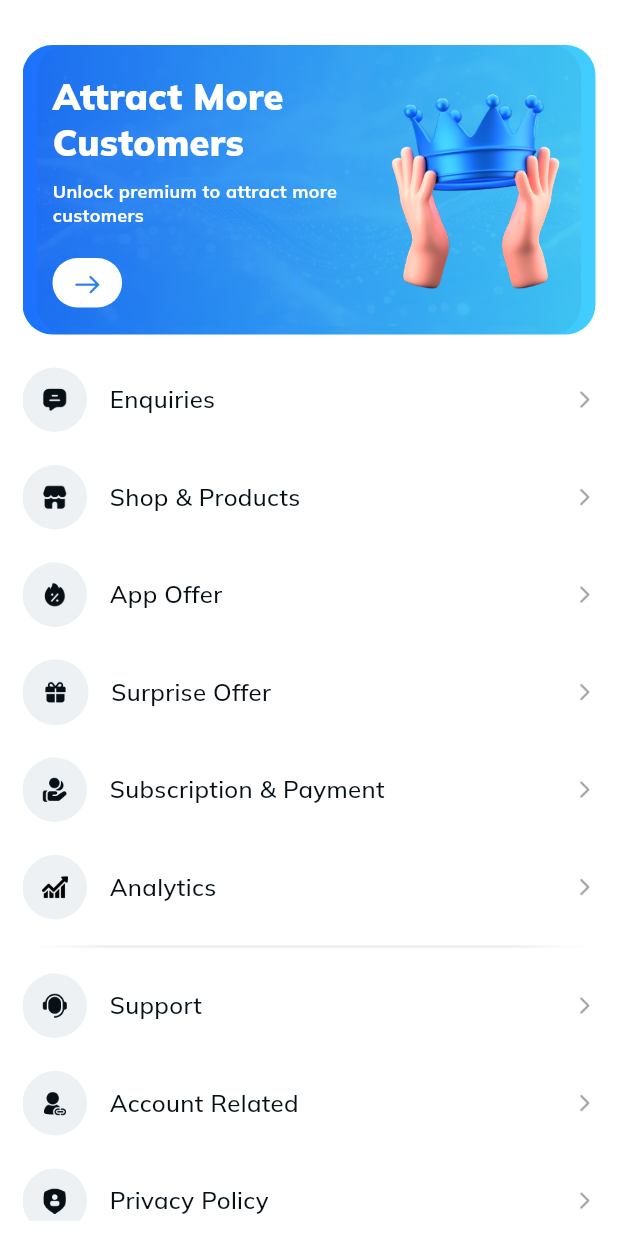
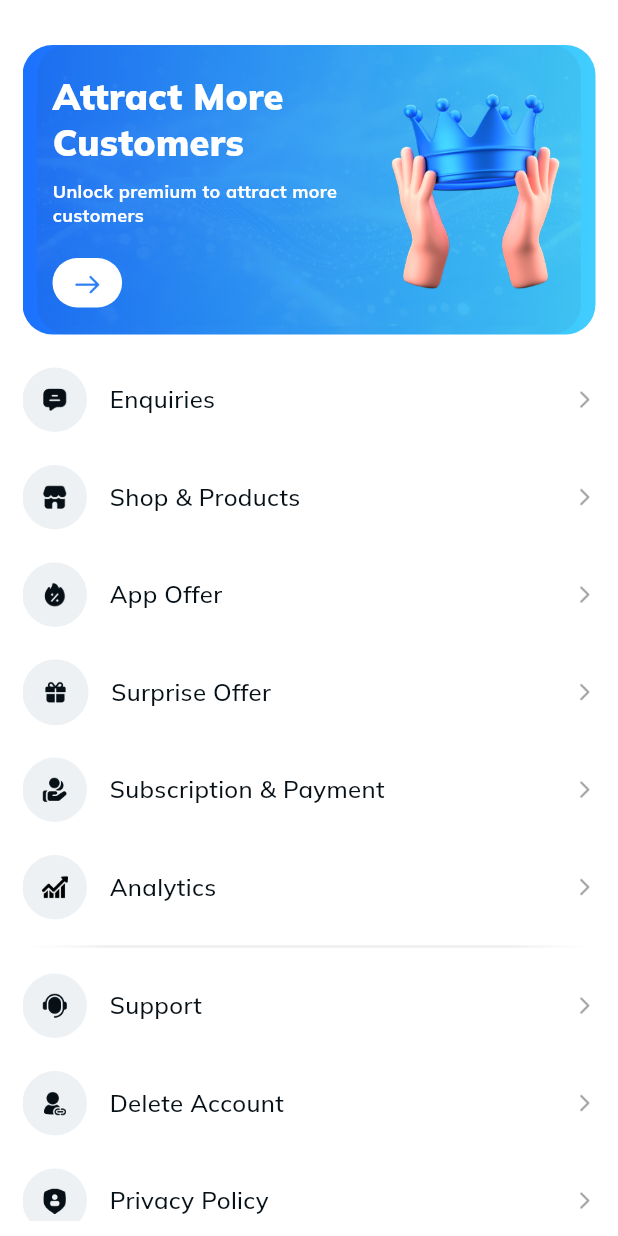
Before and after one commit to vigneshkumar-001/tringo_Owner, a Flutter app: the MenuScreens screen opened directly, on a phone screen of 412 x 824 dp. Run offline on Flutter 3.47's test engine with Material 3 defaults, Android fonts, the phone set to English and light mode, and no system bars; our stand-ins replace cached_network_image, country_picker, dartz, dio, dotted_border, equatable and 15 more; missing offline and left inert: call_log, mobile_number, mobile_scanner; accounts and stored records are empty; network calls fail.

Commit message:
maaraa change

```diff
--- a/lib/Presentation/Menu/Screens/menu_screens.dart
+++ b/lib/Presentation/Menu/Screens/menu_screens.dart
@@ -32,7 +32,7 @@ class _MenuScreensState extends State<MenuScreens> {
     'Subscription & Payment',
     'Analytics',
     'Support',
-    'Account Related',
+    'Delete Account',
     'Privacy Policy',
   ];
 
```
